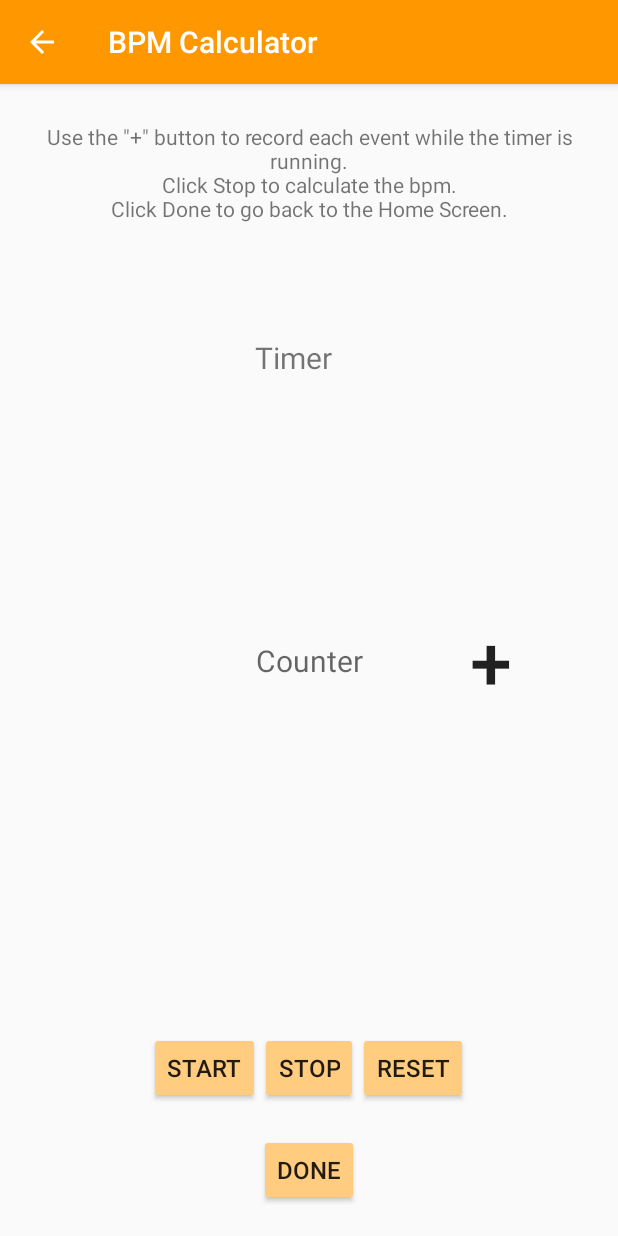
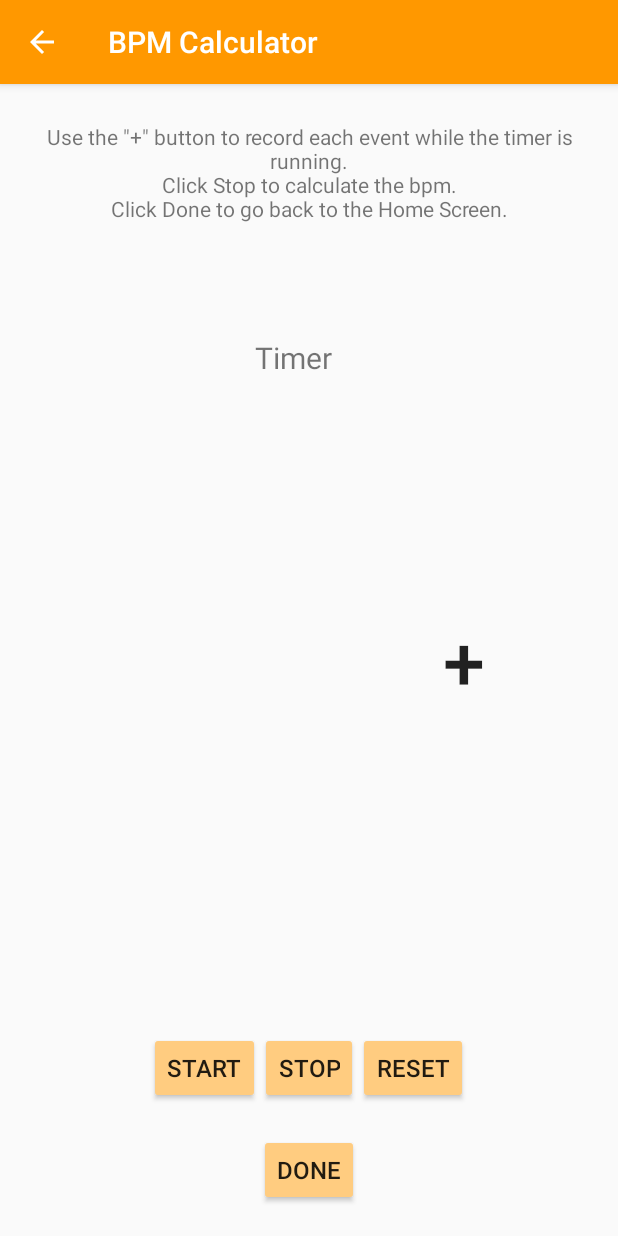
Before and after one commit to khash021/SimpleCounter, an Android app: the BpmCalculatorActivity screen opened directly, with no data from a screen before it, on a phone screen of 412 x 824 dp. Run offline under Robolectric (Android 15) with nearby library versions, the phone set to English and light mode, and no system bars.

Commit message:
Minor change

```diff
--- a/app/src/main/res/layout/activity_bpm_calculator.xml
+++ b/app/src/main/res/layout/activity_bpm_calculator.xml
@@ -55,7 +55,6 @@
         android:layout_margin="10dp"
         android:layout_marginTop="20dp"
         android:fontFamily="sans-serif"
-        android:hint="@string/counter"
         android:textSize="20sp"
         app:layout_constraintBottom_toBottomOf="parent"
         app:layout_constraintLeft_toLeftOf="parent"
```
